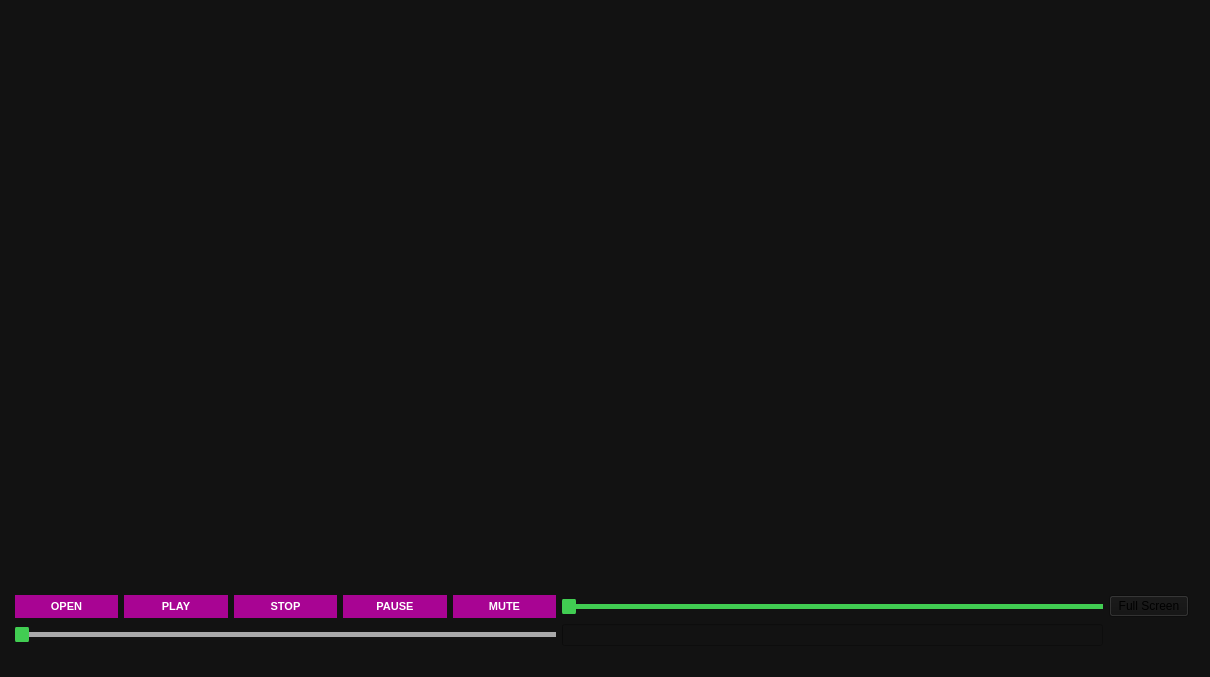
Old version of the form soft336SLplayer/mainwindow.ui in the repository LalinduWenasara/VideoPlayer.
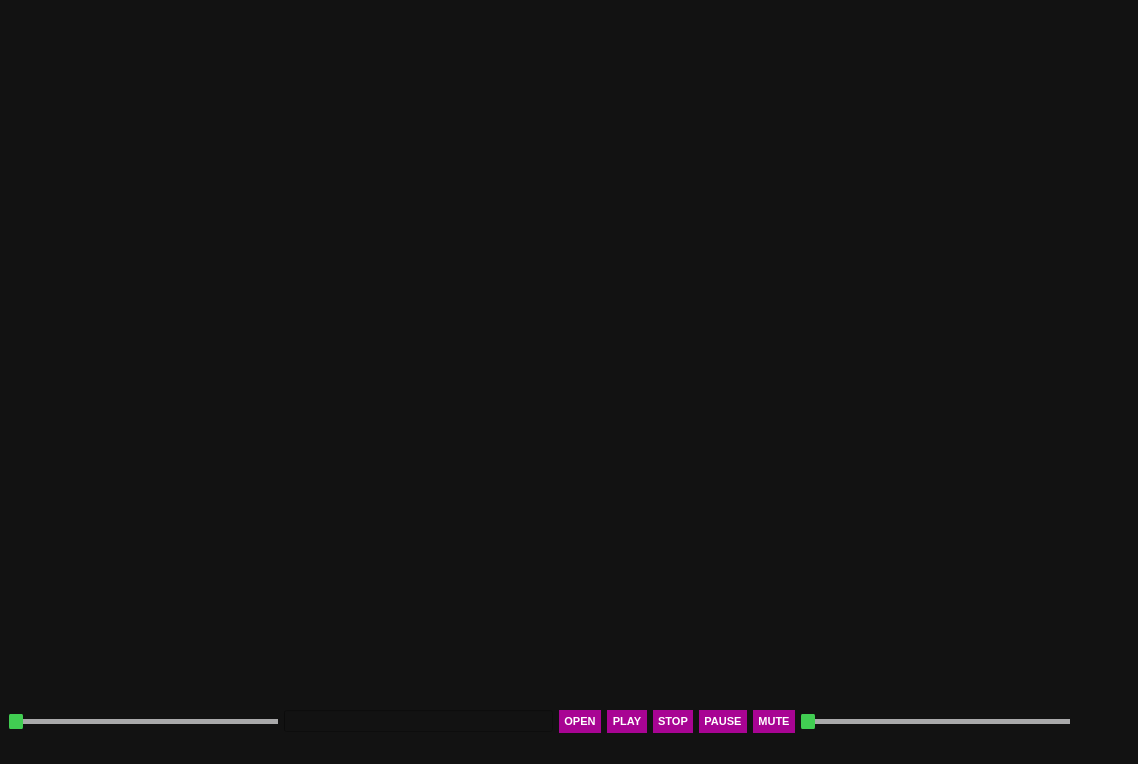
New version of the form.

The edit to the form file:
```diff
--- a/soft336SLplayer/mainwindow.ui
+++ b/soft336SLplayer/mainwindow.ui
@@ -6,8 +6,8 @@
    <rect>
     <x>0</x>
     <y>0</y>
-    <width>1210</width>
-    <height>677</height>
+    <width>1138</width>
+    <height>764</height>
    </rect>
   </property>
   <property name="acceptDrops">
@@ -25,7 +25,7 @@
   </property>
   <widget class="QWidget" name="centralwidget">
    <layout class="QGridLayout" name="gridLayout">
-    <item row="3" column="1">
+    <item row="3" column="2">
      <layout class="QHBoxLayout" name="horizontalLayout">
       <property name="sizeConstraint">
        <enum>QLayout::SetDefaultConstraint</enum>
@@ -207,17 +207,309 @@
       </item>
      </layout>
     </item>
-    <item row="0" column="0" rowspan="2" colspan="6">
+    <item row="0" column="0" rowspan="2" colspan="7">
      <layout class="QVBoxLayout" name="verticalLayout"/>
     </item>
     <item row="3" column="3">
-     <widget class="QPushButton" name="pushButton">
-      <property name="text">
-       <string>Full Screen</string>
+     <widget class="QSlider" name="volumeVerticalSlider">
+      <property name="styleSheet">
+       <string notr="true">QSlider 
+{
+	background-color: transparent;
+
+}
+
+QSlider::groove:horizontal 
+{
+	background-color: transparent;
+	height: 5px;
+
+}
+
+
+QSlider::sub-page:horizontal 
+{
+	background-color: #41cd52;
+
+}
+
+
+QSlider::add-page:horizontal 
+{
+	background-color: #a9a9aa;
+
+}
+
+
+QSlider::handle:horizontal 
+{
+	background-color: #41cd52;
+	width: 14px;
+	margin-top: -6px;
+	margin-bottom: -6px;
+	border-radius: 3px;
+
+}
+
+
+QSlider::handle:horizontal:hover 
+{
+	background-color: #22af00;
+	border-radius: 3px;
+
+}
+
+
+QSlider::sub-page:horizontal:disabled 
+{
+	background-color: #bbb;
+	border-color: #999;
+
+}
+
+
+QSlider::add-page:horizontal:disabled 
+{
+	background-color: #eee;
+	border-color: #999;
+
+}
+
+
+QSlider::handle:horizontal:disabled 
+{
+	background-color: #eee;
+	border: 1px solid #aaa;
+	border-radius: 3px;
+
+}
+
+
+QSlider::groove:vertical 
+{
+	background-color: transparent;
+	width: 5px;
+
+}
+
+
+QSlider::sub-page:vertical 
+{
+	background-color: #41cd52;
+
+}
+
+
+QSlider::add-page:vertical 
+{
+	background-color: #a9a9aa;
+
+}
+
+
+QSlider::handle:vertical 
+{
+	background-color: #41cd52;
+	height: 14px;
+	margin-left: -6px;
+	margin-right: -6px;
+	border-radius: 3px;
+
+}
+
+
+QSlider::handle:vertical:hover 
+{
+	background-color: #22af00;
+	border-radius: 3px;
+
+}
+
+
+QSlider::sub-page:vertical:disabled 
+{
+	background-color: #bbb;
+	border-color: #999;
+
+}
+
+
+QSlider::add-page:vertical:disabled 
+{
+	background-color: #eee;
+	border-color: #999;
+
+}
+
+
+QSlider::handle:vertical:disabled 
+{
+	background-color: #eee;
+	border: 1px solid #aaa;
+	border-radius: 3px;
+
+}</string>
       </property>
+      <property name="orientation">
+       <enum>Qt::Horizontal</enum>
+      </property>
      </widget>
     </item>
-    <item row="4" column="2">
+    <item row="3" column="0">
+     <widget class="QSlider" name="positionSdr">
+      <property name="styleSheet">
+       <string notr="true">QSlider 
+{
+	background-color: transparent;
+
+}
+
+QSlider::groove:horizontal 
+{
+	background-color: transparent;
+	height: 5px;
+
+}
+
+
+QSlider::sub-page:horizontal 
+{
+	background-color: #41cd52;
+
+}
+
+
+QSlider::add-page:horizontal 
+{
+	background-color: #a9a9aa;
+
+}
+
+
+QSlider::handle:horizontal 
+{
+	background-color: #41cd52;
+	width: 14px;
+	margin-top: -6px;
+	margin-bottom: -6px;
+	border-radius: 3px;
+
+}
+
+
+QSlider::handle:horizontal:hover 
+{
+	background-color: #22af00;
+	border-radius: 3px;
+
+}
+
+
+QSlider::sub-page:horizontal:disabled 
+{
+	background-color: #bbb;
+	border-color: #999;
+
+}
+
+
+QSlider::add-page:horizontal:disabled 
+{
+	background-color: #eee;
+	border-color: #999;
+
+}
+
+
+QSlider::handle:horizontal:disabled 
+{
+	background-color: #eee;
+	border: 1px solid #aaa;
+	border-radius: 3px;
+
+}
+
+
+QSlider::groove:vertical 
+{
+	background-color: transparent;
+	width: 5px;
+
+}
+
+
+QSlider::sub-page:vertical 
+{
+	background-color: #41cd52;
+
+}
+
+
+QSlider::add-page:vertical 
+{
+	background-color: #a9a9aa;
+
+}
+
+
+QSlider::handle:vertical 
+{
+	background-color: #41cd52;
+	height: 14px;
+	margin-left: -6px;
+	margin-right: -6px;
+	border-radius: 3px;
+
+}
+
+
+QSlider::handle:vertical:hover 
+{
+	background-color: #22af00;
+	border-radius: 3px;
+
+}
+
+
+QSlider::sub-page:vertical:disabled 
+{
+	background-color: #bbb;
+	border-color: #999;
+
+}
+
+
+QSlider::add-page:vertical:disabled 
+{
+	background-color: #eee;
+	border-color: #999;
+
+}
+
+
+QSlider::handle:vertical:disabled 
+{
+	background-color: #eee;
+	border: 1px solid #aaa;
+	border-radius: 3px;
+
+}</string>
+      </property>
+      <property name="minimum">
+       <number>0</number>
+      </property>
+      <property name="maximum">
+       <number>99</number>
+      </property>
+      <property name="orientation">
+       <enum>Qt::Horizontal</enum>
+      </property>
+      <property name="tickPosition">
+       <enum>QSlider::NoTicks</enum>
+      </property>
+     </widget>
+    </item>
+    <item row="3" column="1">
      <widget class="QProgressBar" name="vprogress">
       <property name="palette">
        <palette>
@@ -462,303 +754,50 @@
       </property>
      </widget>
     </item>
-    <item row="4" column="1">
-     <widget class="QSlider" name="positionSdr">
+    <item row="3" column="5">
+     <widget class="QPushButton" name="pushButton">
       <property name="styleSheet">
-       <string notr="true">QSlider 
+       <string notr="true">QPushButton
 {
-	background-color: transparent;
+	background-color: #trsnsparent;
+	color: #fff;
+	font-size: 11px;
+	font-weight: bold;
+	border: none;
+	border-radius: 25px;
+	padding: 5px;
 
 }
 
-QSlider::groove:horizontal 
-{
-	background-color: transparent;
-	height: 5px;
 
-}
-
-
-QSlider::sub-page:horizontal 
+QPushButton::disabled
 {
-	background-color: #41cd52;
+	background-color: #trsnsparent;
 
 }
 
 
-QSlider::add-page:horizontal 
+QPushButton::pressed
 {
-	background-color: #a9a9aa;
+	background-color: #ff4747;
 
 }
-
-
-QSlider::handle:horizontal 
-{
-	background-color: #41cd52;
-	width: 14px;
-	margin-top: -6px;
-	margin-bottom: -6px;
-	border-radius: 3px;
-
-}
-
-
-QSlider::handle:horizontal:hover 
-{
-	background-color: #22af00;
-	border-radius: 3px;
-
-}
-
-
-QSlider::sub-page:horizontal:disabled 
-{
-	background-color: #bbb;
-	border-color: #999;
-
-}
-
-
-QSlider::add-page:horizontal:disabled 
-{
-	background-color: #eee;
-	border-color: #999;
-
-}
-
-
-QSlider::handle:horizontal:disabled 
-{
-	background-color: #eee;
-	border: 1px solid #aaa;
-	border-radius: 3px;
-
-}
-
-
-QSlider::groove:vertical 
-{
-	background-color: transparent;
-	width: 5px;
-
-}
-
-
-QSlider::sub-page:vertical 
-{
-	background-color: #41cd52;
-
-}
-
-
-QSlider::add-page:vertical 
-{
-	background-color: #a9a9aa;
-
-}
-
-
-QSlider::handle:vertical 
-{
-	background-color: #41cd52;
-	height: 14px;
-	margin-left: -6px;
-	margin-right: -6px;
-	border-radius: 3px;
-
-}
-
-
-QSlider::handle:vertical:hover 
-{
-	background-color: #22af00;
-	border-radius: 3px;
-
-}
-
-
-QSlider::sub-page:vertical:disabled 
-{
-	background-color: #bbb;
-	border-color: #999;
-
-}
-
-
-QSlider::add-page:vertical:disabled 
-{
-	background-color: #eee;
-	border-color: #999;
-
-}
-
-
-QSlider::handle:vertical:disabled 
-{
-	background-color: #eee;
-	border: 1px solid #aaa;
-	border-radius: 3px;
-
-}</string>
+</string>
       </property>
-      <property name="minimum">
-       <number>0</number>
+      <property name="text">
+       <string/>
       </property>
-      <property name="maximum">
-       <number>99</number>
+      <property name="iconSize">
+       <size>
+        <width>50</width>
+        <height>50</height>
+       </size>
       </property>
-      <property name="orientation">
-       <enum>Qt::Horizontal</enum>
+      <property name="autoDefault">
+       <bool>false</bool>
       </property>
-      <property name="tickPosition">
-       <enum>QSlider::NoTicks</enum>
-      </property>
-     </widget>
-    </item>
-    <item row="3" column="2">
-     <widget class="QSlider" name="volumeVerticalSlider">
-      <property name="styleSheet">
-       <string notr="true">QSlider 
-{
-	background-color: transparent;
-
-}
-
-QSlider::groove:horizontal 
-{
-	background-color: transparent;
-	height: 5px;
-
-}
-
-
-QSlider::sub-page:horizontal 
-{
-	background-color: #a9a9aa;
-	
-
-}
-
-
-QSlider::add-page:horizontal 
-{
-background-color: #41cd52;
-
-}
-
-
-QSlider::handle:horizontal 
-{
-	background-color: #41cd52;
-	width: 14px;
-	margin-top: -6px;
-	margin-bottom: -6px;
-	border-radius: 3px;
-
-}
-
-
-QSlider::handle:horizontal:hover 
-{
-	background-color: #22af00;
-	border-radius: 3px;
-
-}
-
-
-QSlider::sub-page:horizontal:disabled 
-{
-	background-color: #bbb;
-	border-color: #999;
-
-}
-
-
-QSlider::add-page:horizontal:disabled 
-{
-	background-color: #eee;
-	border-color: #999;
-
-}
-
-
-QSlider::handle:horizontal:disabled 
-{
-	background-color: #eee;
-	border: 1px solid #aaa;
-	border-radius: 3px;
-
-}
-
-
-QSlider::groove:vertical 
-{
-	background-color: transparent;
-	width: 5px;
-
-}
-
-
-QSlider::sub-page:vertical 
-{
-	background-color: #41cd52;
-
-}
-
-
-QSlider::add-page:vertical 
-{
-	background-color: #a9a9aa;
-
-}
-
-
-QSlider::handle:vertical 
-{
-	background-color: #41cd52;
-	height: 14px;
-	margin-left: -6px;
-	margin-right: -6px;
-	border-radius: 3px;
-
-}
-
-
-QSlider::handle:vertical:hover 
-{
-	background-color: #22af00;
-	border-radius: 3px;
-
-}
-
-
-QSlider::sub-page:vertical:disabled 
-{
-	background-color: #bbb;
-	border-color: #999;
-
-}
-
-
-QSlider::add-page:vertical:disabled 
-{
-	background-color: #eee;
-	border-color: #999;
-
-}
-
-
-QSlider::handle:vertical:disabled 
-{
-	background-color: #eee;
-	border: 1px solid #aaa;
-	border-radius: 3px;
-
-}</string>
-      </property>
-      <property name="orientation">
-       <enum>Qt::Horizontal</enum>
+      <property name="flat">
+       <bool>false</bool>
       </property>
      </widget>
     </item>
```
Left out of the diff: 2 changed lines with no effect on the pictures.
